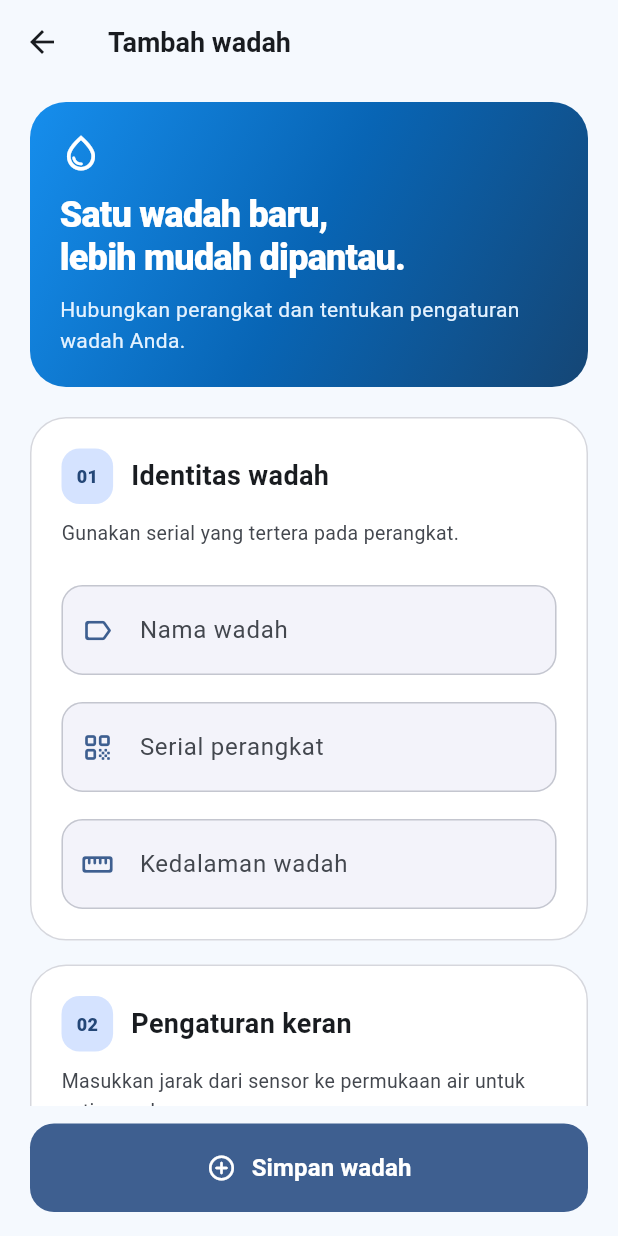
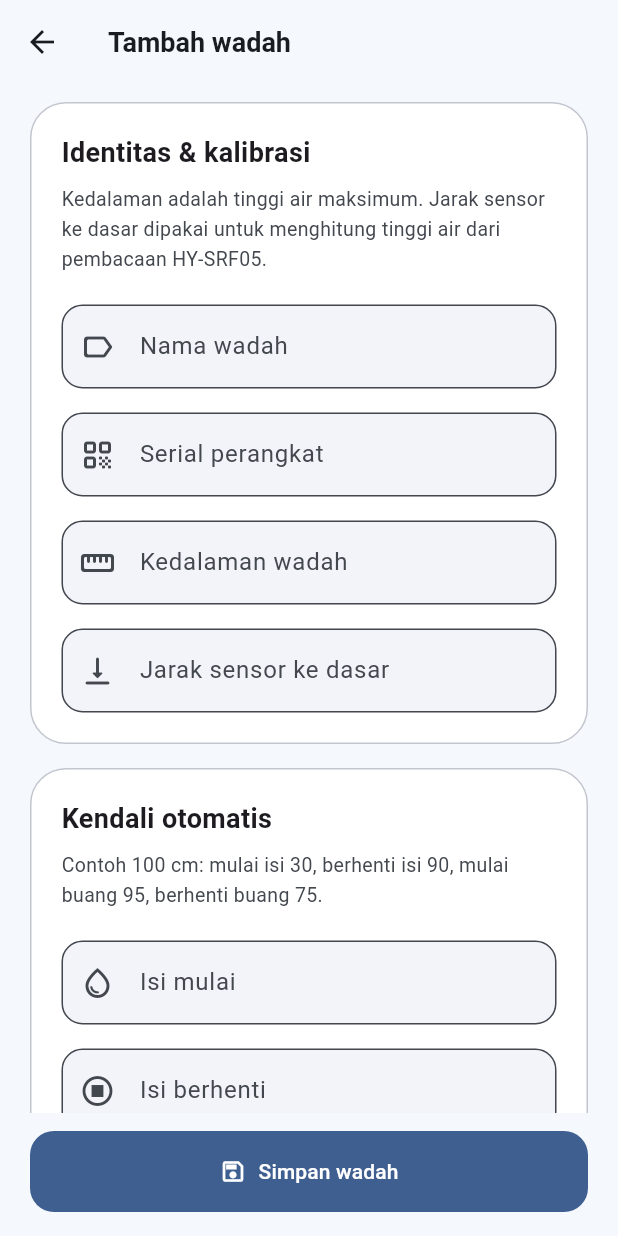
Before and after one commit to AliSahat/simonika-mobile-app, a Flutter app: the CreatePoolScreen screen opened by its route, on a phone screen of 412 x 824 dp. Run offline on Flutter 3.47's test engine with Material 3 defaults, Android fonts, the phone set to English and light mode, and no system bars; our stand-ins replace device_preview, dio, fl_chart, google_sign_in, shared_preferences; accounts and stored records are empty.

Commit message:
refactor: configure explicit fill and drain thresholds

```diff
--- a/lib/screens/pool/create_pool_screen.dart
+++ b/lib/screens/pool/create_pool_screen.dart
@@ -14,14 +14,17 @@ class CreatePoolScreen extends StatefulWidget {
 class _CreatePoolScreenState extends State<CreatePoolScreen> {
   final _formKey = GlobalKey<FormState>();
 
-  final TextEditingController serialController = TextEditingController();
-  final TextEditingController namaWadahController = TextEditingController();
-  final TextEditingController kedalamanController = TextEditingController();
-  final TextEditingController keranTutupController = TextEditingController();
-  final TextEditingController keranNormalController = TextEditingController();
-  final TextEditingController keranBukaController = TextEditingController();
+  final serialController = TextEditingController();
+  final namaWadahController = TextEditingController();
+  final kedalamanController = TextEditingController();
+  final jarakSensorDasarController = TextEditingController();
+  final batasIsiMulaiController = TextEditingController();
+  final batasIsiBerhentiController = TextEditingController();
+  final batasBuangBerhentiController = TextEditingController();
+  final batasBuangMulaiController = TextEditingController();
 
   bool isLoading = false;
+  bool modeAuto = true;
 
   @override
   void dispose() {
@@ -29,68 +32,119 @@ class _CreatePoolScreenState extends State<CreatePoolScreen> {
       serialController,
       namaWadahController,
       kedalamanController,
-      keranTutupController,
-      keranNormalController,
-      keranBukaController
+      jarakSensorDasarController,
+      batasIsiMulaiController,
+      batasIsiBerhentiController,
+      batasBuangBerhentiController,
+      batasBuangMulaiController,
     ]) {
       controller.dispose();
     }
     super.dispose();
   }
 
+  int _value(TextEditingController controller) =>
+      int.parse(controller.text.trim());
+
+  String? _validateThresholds() {
+    final depth = int.tryParse(kedalamanController.text.trim());
+    final sensorBottom = int.tryParse(jarakSensorDasarController.text.trim());
+    final fillStart = int.tryParse(batasIsiMulaiController.text.trim());
+    final drainStop = int.tryParse(batasBuangBerhentiController.text.trim());
+    final fillStop = int.tryParse(batasIsiBerhentiController.text.trim());
+    final drainStart = int.tryParse(batasBuangMulaiController.text.trim());
+
+    if ([depth, sensorBottom, fillStart, drainStop, fillStop, drainStart]
+        .contains(null)) {
+      return null;
+    }
+    if (sensorBottom! < depth!) {
+      return 'Jarak sensor ke dasar tidak boleh lebih kecil dari kedalaman wadah.';
+    }
+    if ([fillStart!, drainStop!, fillStop!, drainStart!]
+        .any((value) => value < 0 || value > depth)) {
+      return 'Semua ambang harus berada antara 0 cm dan kedalaman wadah.';
+    }
+    if (!(fillStart < drainStop &&
+        drainStop < fillStop &&
+        fillStop < drainStart)) {
+      return 'Urutan harus: isi mulai < buang berhenti < isi berhenti < buang mulai.';
+    }
+    return null;
+  }
+
   Future<void> createPool() async {
     if (isLoading || !_formKey.currentState!.validate()) return;
+
+    final thresholdError = _validateThresholds();
+    if (thresholdError != null) {
+      ScaffoldMessenger.of(context).showSnackBar(
+        SnackBar(content: Text(thresholdError), backgroundColor: Colors.red[600]),
+      );
+      return;
+    }
+
     FocusScope.of(context).unfocus();
-
     setState(() => isLoading = true);
 
     try {
-      SharedPreferences prefs = await SharedPreferences.getInstance();
-      String? token = prefs.getString("token");
+      final prefs = await SharedPreferences.getInstance();
+      final token = prefs.getString('token');
+      if (token == null) throw StateError('Sesi berakhir');
 
-      if (token == null) throw StateError('Sesi berakhir');
-      final response = await (widget.client ?? Dio()).post(
-        "$baseUrl/api/pool",
+      final dio = widget.client ?? Dio();
+      final response = await dio.post(
+        '$baseUrl/api/pool',
         data: {
-          "serial": serialController.text.trim(),
-          "namaWadah": namaWadahController.text.trim(),
-          "kedalaman": int.parse(kedalamanController.text.trim()),
-          "keranTutup": int.parse(keranTutupController.text.trim()),
-          "keranNormal": int.parse(keranNormalController.text.trim()),
-          "keranBuka": int.parse(keranBukaController.text.trim()),
+          'serial': serialController.text.trim(),
+          'namaWadah': namaWadahController.text.trim(),
+          'kedalaman': _value(kedalamanController),
+          'jarakSensorDasar': _value(jarakSensorDasarController),
+          'batasIsiMulai': _value(batasIsiMulaiController),
+          'batasIsiBerhenti': _value(batasIsiBerhentiController),
+          'batasBuangMulai': _value(batasBuangMulaiController),
+          'batasBuangBerhenti': _value(batasBuangBerhentiController),
+          'modeAuto': modeAuto,
         },
-        options: Options(headers: {"Authorization": "Bearer $token"}),
+        options: Options(headers: {'Authorization': 'Bearer $token'}),
       );
 
-      if (response.data["success"] != true)
+      if (response.data['success'] != true) {
         throw StateError('Penyimpanan gagal');
-      if (response.data["success"] == true) {
-        if (!mounted) return;
+      }
 
-        ScaffoldMessenger.of(context).showSnackBar(
-          SnackBar(
-            content: const Text("Wadah berhasil ditambahkan!"),
-            backgroundColor: Colors.green[600],
-            behavior: SnackBarBehavior.floating,
-            shape: RoundedRectangleBorder(
-              borderRadius: BorderRadius.circular(10),
-            ),
-          ),
+      final poolId = response.data['data']?['_id'];
+      if (poolId is String && poolId.isNotEmpty) {
+        try {
+          await dio.post(
+            '$baseUrl/api/mqtt/publish',
+            data: {'poolId': poolId},
+            options: Options(headers: {'Authorization': 'Bearer $token'}),
           );
+        } catch (_) {
+          // Data wadah tetap tersimpan. Sinkronisasi dapat diulang dari edit wadah.
+        }
+      }
 
-        Navigator.pop(context, true);
-      }
-    } catch (e) {
-      debugPrint("Error create pool: $e");
       if (!mounted) return;
       ScaffoldMessenger.of(context).showSnackBar(
         SnackBar(
-          content: const Text("Gagal menambahkan wadah. Silakan coba lagi."),
+          content: const Text('Wadah berhasil ditambahkan dan dikonfigurasi.'),
+          backgroundColor: Colors.green[600],
+          behavior: SnackBarBehavior.floating,
+        ),
+      );
+      Navigator.pop(context, true);
+    } on DioException catch (e) {
+      if (!mounted) return;
+      final message = e.response?.data is Map
+          ? e.response?.data['message']?.toString()
+          : null;
+      ScaffoldMessenger.of(context).showSnackBar(
+        SnackBar(
+          content: Text(message ?? 'Gagal menambahkan wadah. Silakan coba lagi.'),
           backgroundColor: Colors.red[600],
           behavior: SnackBarBehavior.floating,
-          shape: RoundedRectangleBorder(
-            borderRadius: BorderRadius.circular(10),
-          ),
         ),
       );
     } finally {
@@ -103,7 +157,9 @@ class _CreatePoolScreenState extends State<CreatePoolScreen> {
     final dark = Theme.of(context).brightness == Brightness.dark;
     final colors = ColorScheme.fromSeed(
       seedColor: const Color(0xFF0878DE),
-        brightness: dark ? Brightness.dark : Brightness.light);
+      brightness: dark ? Brightness.dark : Brightness.light,
+    );
+
     return Theme(
       data: Theme.of(context).copyWith(colorScheme: colors),
       child: Scaffold(
@@ -121,170 +177,99 @@ class _CreatePoolScreenState extends State<CreatePoolScreen> {
             child: Form(
               key: _formKey,
               child: ListView(
-              keyboardDismissBehavior: ScrollViewKeyboardDismissBehavior.onDrag,
                 padding: const EdgeInsets.fromLTRB(20, 12, 20, 24),
                 children: [
-                Container(
-                  padding: const EdgeInsets.all(20),
-                  decoration: BoxDecoration(
-                    gradient: const LinearGradient(
-                        begin: Alignment.topLeft,
-                        end: Alignment.bottomRight,
-                        colors: [
-                          Color(0xFF168EED),
-                          Color(0xFF0865B5),
-                          Color(0xFF154675)
-                        ]),
-                    borderRadius: BorderRadius.circular(24),
+                  _section(
+                    colors,
+                    title: 'Identitas & kalibrasi',
+                    description:
+                        'Kedalaman adalah tinggi air maksimum. Jarak sensor ke dasar dipakai untuk menghitung tinggi air dari pembacaan HY-SRF05.',
+                    children: [
+                      _field(colors, namaWadahController, 'Nama wadah',
+                          'Contoh: Tangki utama', Icons.label_outline_rounded),
+                      const SizedBox(height: 16),
+                      _field(colors, serialController, 'Serial perangkat',
+                          'Contoh: 00e5b570', Icons.qr_code_rounded),
+                      const SizedBox(height: 16),
+                      _field(colors, kedalamanController, 'Kedalaman wadah',
+                          'Contoh: 100', Icons.straighten_rounded,
+                          numeric: true, positive: true),
+                      const SizedBox(height: 16),
+                      _field(
+                        colors,
+                        jarakSensorDasarController,
+                        'Jarak sensor ke dasar',
+                        'Contoh: 103',
+                        Icons.vertical_align_bottom_rounded,
+                        numeric: true,
+                        positive: true,
                       ),
-                  child: Column(
-                      crossAxisAlignment: CrossAxisAlignment.start,
+                    ],
+                  ),
+                  const SizedBox(height: 16),
+                  _section(
+                    colors,
+                    title: 'Kendali otomatis',
+                    description:
+                        'Contoh 100 cm: mulai isi 30, berhenti isi 90, mulai buang 95, berhenti buang 75.',
                     children: [
-                        const Icon(Icons.water_drop_outlined,
-                            color: Colors.white, size: 28),
-                        const SizedBox(height: 12),
-                        const Text('Satu wadah baru,\nlebih mudah dipantau.',
-                            style: TextStyle(
-                                color: Colors.white,
-                                fontSize: 24,
-                                height: 1.2,
-                                fontWeight: FontWeight.w800,
-                                letterSpacing: -0.5)),
-                        const SizedBox(height: 10),
-                        const Text(
-                            'Hubungkan perangkat dan tentukan pengaturan wadah Anda.',
-                            style: TextStyle(
-                                color: Color(0xFFE4F2FF),
-                                fontSize: 14,
-                                height: 1.5)),
-                      ]),
+                      _field(colors, batasIsiMulaiController, 'Isi mulai',
+                          'Contoh: 30', Icons.water_drop_outlined,
+                          numeric: true),
+                      const SizedBox(height: 16),
+                      _field(colors, batasIsiBerhentiController, 'Isi berhenti',
+                          'Contoh: 90', Icons.stop_circle_outlined,
+                          numeric: true),
+                      const SizedBox(height: 16),
+                      _field(colors, batasBuangMulaiController, 'Buang mulai',
+                          'Contoh: 95', Icons.arrow_downward_rounded,
+                          numeric: true),
+                      const SizedBox(height: 16),
+                      _field(colors, batasBuangBerhentiController,
+                          'Buang berhenti', 'Contoh: 75', Icons.pause_circle_outline,
+                          numeric: true),
+                      const SizedBox(height: 8),
+                      SwitchListTile.adaptive(
+                        contentPadding: EdgeInsets.zero,
+                        title: const Text('Mode otomatis'),
+                        subtitle: const Text(
+                            'ESP8266 menjaga proses isi/buang sampai ambang berhenti tercapai.'),
+                        value: modeAuto,
+                        onChanged:
+                            isLoading ? null : (value) => setState(() => modeAuto = value),
                       ),
-                const SizedBox(height: 20),
-                _section(colors,
-                    number: '01',
-                    title: 'Identitas wadah',
-                    description: 'Gunakan serial yang tertera pada perangkat.',
-                    children: [
-                      _field(colors,
-                          controller: namaWadahController,
-                          label: 'Nama wadah',
-                          hint: 'Contoh: Tangki utama',
-                          icon: Icons.label_outline_rounded),
-                      const SizedBox(height: 18),
-                      _field(colors,
-                          controller: serialController,
-                          label: 'Serial perangkat',
-                          hint: 'Masukkan serial perangkat',
-                          icon: Icons.qr_code_rounded),
-                      const SizedBox(height: 18),
-                      _field(colors,
-                          controller: kedalamanController,
-                          label: 'Kedalaman wadah',
-                          hint: 'Contoh: 120',
-                          icon: Icons.straighten_rounded,
-                          numeric: true,
-                          positive: true),
-                    ]),
-                const SizedBox(height: 16),
-                _section(colors,
-                    number: '02',
-                    title: 'Pengaturan keran',
-                    description:
-                        'Masukkan jarak dari sensor ke permukaan air untuk setiap ambang.',
-                    children: [
-                      _field(colors,
-                          controller: keranTutupController,
-                          label: 'Ambang keran tutup',
-                          hint: 'Masukkan jarak',
-                          icon: Icons.lock_outline_rounded,
-                          numeric: true),
-                      const SizedBox(height: 18),
-                      _field(colors,
-                          controller: keranNormalController,
-                          label: 'Ambang keran normal',
-                          hint: 'Masukkan jarak',
-                          icon: Icons.water_drop_outlined,
-                          numeric: true),
-                      const SizedBox(height: 18),
-                      _field(colors,
-                          controller: keranBukaController,
-                          label: 'Ambang keran buka',
-                          hint: 'Masukkan jarak',
-                          icon: Icons.lock_open_rounded,
-                          numeric: true,
-                          last: true),
-                      const SizedBox(height: 16),
-                      Container(
-                        padding: const EdgeInsets.all(12),
-                        decoration: BoxDecoration(
-                            color: colors.primaryContainer,
-                            borderRadius: BorderRadius.circular(12)),
-                        child: Row(
-                            crossAxisAlignment: CrossAxisAlignment.start,
-                            children: [
-                              Icon(Icons.info_outline_rounded,
-                                  size: 20, color: colors.onPrimaryContainer),
-                              const SizedBox(width: 10),
-                              Expanded(
-                                  child: Text(
-                                      'Semua ukuran menggunakan sentimeter (cm). Sesuaikan nilai dengan pemasangan sensor Anda.',
-                                      style: TextStyle(
-                                          color: colors.onPrimaryContainer,
-                                          fontSize: 12,
-                                          height: 1.5))),
-                            ]),
+                    ],
                   ),
-                    ]),
                 ],
               ),
             ),
-        )),
+          ),
+        ),
         bottomNavigationBar: SafeArea(
           top: false,
           minimum: const EdgeInsets.fromLTRB(20, 12, 20, 16),
-          child: Align(
-              heightFactor: 1,
-              child: ConstrainedBox(
-                  constraints: const BoxConstraints(maxWidth: 640),
-                  child: SizedBox(
-                    width: double.infinity,
-                    child: FilledButton(
+          child: FilledButton.icon(
             onPressed: isLoading ? null : createPool,
+            icon: isLoading
+                ? const SizedBox(
+                    width: 18,
+                    height: 18,
+                    child: CircularProgressIndicator(strokeWidth: 2))
+                : const Icon(Icons.save_outlined),
+            label: Text(isLoading ? 'Menyimpan…' : 'Simpan wadah'),
             style: FilledButton.styleFrom(
-                          padding: const EdgeInsets.symmetric(
-                              horizontal: 20, vertical: 18),
+              padding: const EdgeInsets.symmetric(vertical: 17),
               shape: RoundedRectangleBorder(
-                              borderRadius: BorderRadius.circular(16))),
-                      child: Wrap(
-                          alignment: WrapAlignment.center,
-                          crossAxisAlignment: WrapCrossAlignment.center,
-                          spacing: 10,
-                          children: [
-                            if (isLoading)
-                              SizedBox(
-                                  width: 20,
-                                  height: 20,
-                                  child: CircularProgressIndicator(
-                                      strokeWidth: 2,
-                                      color: colors.onSurfaceVariant))
-                            else
-                              const Icon(Icons.add_circle_outline_rounded,
-                                  size: 20),
-                            Text(
-                                isLoading ? 'Menyimpan wadah…' : 'Simpan wadah',
-                                style: const TextStyle(
-                                    fontSize: 16, fontWeight: FontWeight.w700)),
-                          ]),
+                  borderRadius: BorderRadius.circular(16)),
             ),
-                  ))),
+          ),
         ),
       ),
     );
   }
 
   Widget _section(ColorScheme colors,
-      {required String number,
-      required String title,
+      {required String title,
       required String description,
       required List<Widget> children}) {
     return Container(
@@ -292,83 +277,57 @@ class _CreatePoolScreenState extends State<CreatePoolScreen> {
       decoration: BoxDecoration(
         color: colors.surfaceContainerLowest,
         borderRadius: BorderRadius.circular(24),
-          border:
-              Border.all(color: colors.outlineVariant.withValues(alpha: 0.7))),
-      child: Column(crossAxisAlignment: CrossAxisAlignment.stretch, children: [
-        Row(children: [
-          Container(
-              padding: const EdgeInsets.all(10),
-              decoration: BoxDecoration(
-                  color: colors.primaryContainer,
-                  borderRadius: BorderRadius.circular(12)),
-              child: Text(number,
-                  style: TextStyle(
-                      color: colors.onPrimaryContainer,
-                      fontSize: 12,
-                      fontWeight: FontWeight.w800))),
-          const SizedBox(width: 12),
-          Expanded(
-              child: Semantics(
-                  header: true,
-                  child: Text(title,
-                      style: TextStyle(
-                          color: colors.onSurface,
-                          fontSize: 18,
-                          fontWeight: FontWeight.w700)))),
-        ]),
-        const SizedBox(height: 10),
+        border: Border.all(color: colors.outlineVariant),
+      ),
+      child: Column(
+        crossAxisAlignment: CrossAxisAlignment.stretch,
+        children: [
+          Text(title,
+              style:
+                  const TextStyle(fontSize: 18, fontWeight: FontWeight.w700)),
+          const SizedBox(height: 8),
           Text(description,
               style: TextStyle(
                   color: colors.onSurfaceVariant, fontSize: 13, height: 1.5)),
-        const SizedBox(height: 24),
+          const SizedBox(height: 20),
           ...children,
-      ]),
+        ],
+      ),
     );
   }
 
-  Widget _field(ColorScheme colors,
-      {required TextEditingController controller,
-      required String label,
-      required String hint,
-      required IconData icon,
+  Widget _field(
+    ColorScheme colors,
+    TextEditingController controller,
+    String label,
+    String hint,
+    IconData icon, {
     bool numeric = false,
     bool positive = false,
-      bool last = false}) {
+  }) {
     return TextFormField(
       controller: controller,
       enabled: !isLoading,
       keyboardType: numeric ? TextInputType.number : TextInputType.text,
-      textInputAction: last ? TextInputAction.done : TextInputAction.next,
-      onFieldSubmitted: last ? (_) => createPool() : null,
-      autocorrect: !numeric && controller == namaWadahController,
-      style: TextStyle(color: colors.onSurface, fontSize: 16),
       decoration: InputDecoration(
         labelText: label,
         hintText: hint,
-        prefixIcon: Icon(icon, color: colors.primary, size: 22),
+        prefixIcon: Icon(icon),
         suffixText: numeric ? 'cm' : null,
         filled: true,
         fillColor: colors.surfaceContainerLow,
-        contentPadding:
-            const EdgeInsets.symmetric(horizontal: 16, vertical: 18),
         border: OutlineInputBorder(borderRadius: BorderRadius.circular(14)),
-        enabledBorder: OutlineInputBorder(
-            borderRadius: BorderRadius.circular(14),
-            borderSide: BorderSide(color: colors.outlineVariant)),
-        focusedBorder: OutlineInputBorder(
-            borderRadius: BorderRadius.circular(14),
-            borderSide: BorderSide(color: colors.primary, width: 2)),
-        errorMaxLines: 3,
       ),
       validator: (value) {
         if (value == null || value.trim().isEmpty) return '$label wajib diisi';
         if (numeric) {
           final number = int.tryParse(value.trim());
           if (number == null) return 'Masukkan angka bulat dalam cm';
-          if (number < 0 || (positive && number == 0))
+          if (number < 0 || (positive && number == 0)) {
             return positive
-                ? 'Kedalaman harus lebih dari 0 cm'
-                : 'Jarak tidak boleh negatif';
+                ? 'Nilai harus lebih dari 0 cm'
+                : 'Nilai tidak boleh negatif';
+          }
         }
         return null;
       },
```
Lines whose indentation alone changed are shown as unchanged.
